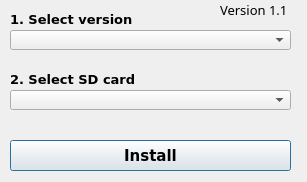
The window that installer.ui (xbianonpi/xbian-installer-universal) describes before a commit, drawn with Qt 5.
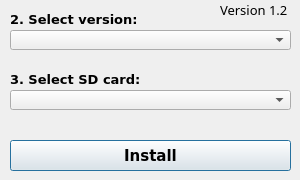
The same window after the commit. Icons and pictures are not drawn.

```diff
--- a/installer.ui
+++ b/installer.ui
@@ -6,8 +6,8 @@
    <rect>
     <x>0</x>
     <y>0</y>
-    <width>307</width>
-    <height>182</height>
+    <width>300</width>
+    <height>180</height>
    </rect>
   </property>
   <property name="sizePolicy">
@@ -18,14 +18,14 @@
   </property>
   <property name="minimumSize">
    <size>
-    <width>307</width>
-    <height>182</height>
+    <width>300</width>
+    <height>180</height>
    </size>
   </property>
   <property name="maximumSize">
    <size>
-    <width>307</width>
-    <height>182</height>
+    <width>300</width>
+    <height>180</height>
    </size>
   </property>
   <property name="font">
@@ -83,7 +83,7 @@
     </font>
    </property>
    <property name="text">
-    <string>1. Select version</string>
+    <string>2. Select version:</string>
    </property>
   </widget>
   <widget class="QPushButton" name="btInstall">
@@ -140,7 +140,7 @@
     </font>
    </property>
    <property name="text">
-    <string>2. Select SD card</string>
+    <string>3. Select SD card:</string>
    </property>
   </widget>
   <widget class="QComboBox" name="cbSDcards">
@@ -175,7 +175,7 @@
     </font>
    </property>
    <property name="text">
-    <string>Version 1.1</string>
+    <string>Version 1.2</string>
    </property>
   </widget>
  </widget>
```
